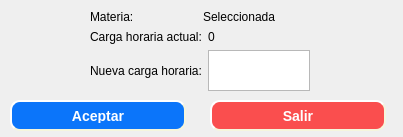
This is subjectchangedialog.ui in Santiago-Pinto/colorcraft as Qt 5 draws it before an edit. The edited form follows.
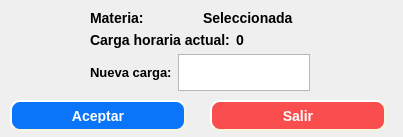
This is the edited form.

Commit message: Changed font in labels

Diff of the .ui file:
```diff
--- a/subjectchangedialog.ui
+++ b/subjectchangedialog.ui
@@ -30,6 +30,9 @@
      <layout class="QHBoxLayout" name="horizontalLayout_4">
       <item>
        <widget class="QLabel" name="label_4">
+        <property name="styleSheet">
+         <string notr="true">font: bold 14px;</string>
+        </property>
         <property name="text">
          <string>Materia:</string>
         </property>
@@ -37,6 +40,9 @@
       </item>
       <item>
        <widget class="QLabel" name="lblSelected">
+        <property name="styleSheet">
+         <string notr="true">font: bold 14px;</string>
+        </property>
         <property name="text">
          <string>Seleccionada</string>
         </property>
@@ -48,6 +54,9 @@
      <layout class="QHBoxLayout" name="horizontalLayout_5">
       <item>
        <widget class="QLabel" name="label_5">
+        <property name="styleSheet">
+         <string notr="true">font: bold 14px;</string>
+        </property>
         <property name="text">
          <string>Carga horaria actual:</string>
         </property>
@@ -55,6 +64,9 @@
       </item>
       <item>
        <widget class="QLabel" name="lblLoad">
+        <property name="styleSheet">
+         <string notr="true">font: bold 14px;</string>
+        </property>
         <property name="text">
          <string>0</string>
         </property>
@@ -66,8 +78,11 @@
      <layout class="QHBoxLayout" name="horizontalLayout_6">
       <item>
        <widget class="QLabel" name="label_6">
+        <property name="styleSheet">
+         <string notr="true">font: bold 13px;</string>
+        </property>
         <property name="text">
-         <string>Nueva carga horaria:</string>
+         <string>Nueva carga:</string>
         </property>
        </widget>
       </item>
```
The commit also changes 10 other files.
